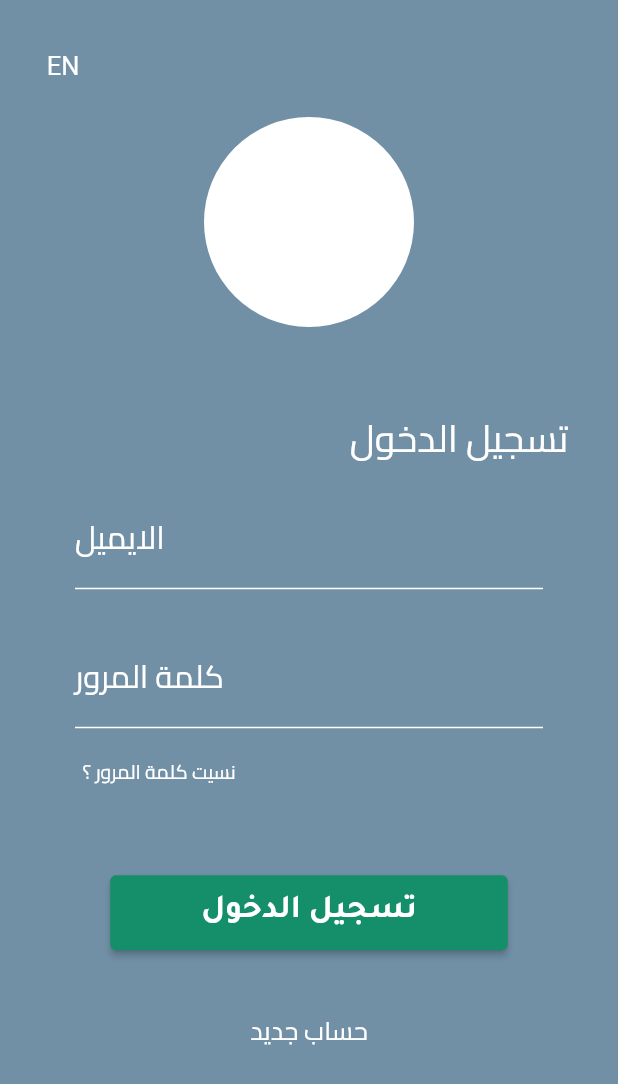
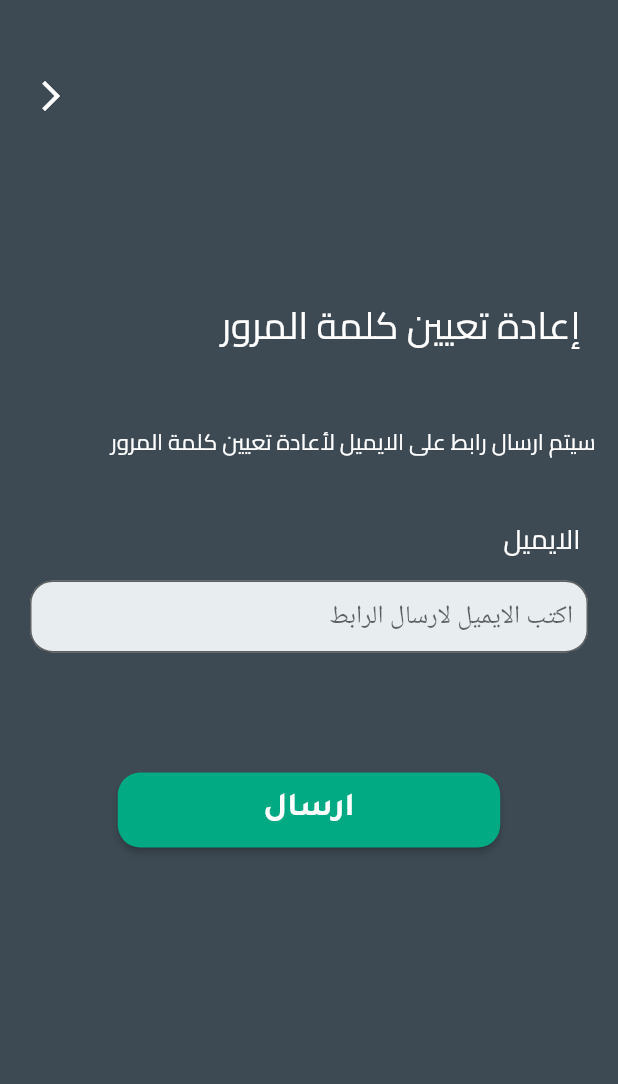
Before and after one commit to AbdulwahabJ/ApplicationMobile, a Flutter app: the screen it shows after launch, after a tap on "نسيت كلمة المرور ؟", on a phone screen of 412 x 824 dp. Shown: the top 1084 px of the screen. Run offline on Flutter 3.47's test engine with Material 2 defaults, Android fonts, the phone set to English and light mode, and no system bars.

Commit message:
new updates

```diff
--- /dev/null
+++ b/lib/Widgets.dart/app_icons.dart
@@ -0,0 +1,57 @@
+// ignore_for_file: prefer_const_literals_to_create_immutables, prefer_const_constructors
+
+import 'package:flutter/material.dart';
+
+import '../screens/sign_in_Screen.dart';
+
+class LogInIcons extends StatelessWidget {
+  const LogInIcons({Key? key}) : super(key: key);
+
+  @override
+  Widget build(BuildContext context) {
+    return Padding(
+      padding: const EdgeInsets.all(15.0),
+      child: Column(
+        // mainAxisAlignment: MainAxisAlignment.spaceBetween,
+        children: [
+          Icon(
+            Icons.account_circle_rounded,
+            color: Colors.white,
+            size: 30.0,
+          ),
+          const SizedBox(
+            height: 65,
+          ),
+          Icon(
+            Icons.vpn_key_sharp,
+            color: Colors.white,
+            size: 30.0,
+          ),
+        ],
+      ),
+    );
+  }
+}
+
+class BackIcon extends StatelessWidget {
+  const BackIcon({Key? key}) : super(key: key);
+
+  @override
+  Widget build(BuildContext context) {
+    return Row(
+      mainAxisAlignment: MainAxisAlignment.end,
+      children: [
+        Padding(
+          padding: const EdgeInsets.only(left: 10.0, top: 40.0),
+          child: IconButton(
+            icon: const Icon(Icons.arrow_back_ios_new),
+            color: Colors.white,
+            onPressed: () {
+              Navigator.pushNamed(context, SignInScreen.screenRoute);
+            },
+          ),
+        ),
+      ],
+    );
+  }
+}
--- /dev/null
+++ b/lib/Widgets.dart/buttons.dart
@@ -0,0 +1,33 @@
+// ignore_for_file: prefer_const_constructors
+
+import 'package:flutter/material.dart';
+
+class Button extends StatelessWidget {
+  final String buttonText;
+  const Button({Key? key, required this.buttonText}) : super(key: key);
+
+  @override
+  Widget build(BuildContext context) {
+    return ElevatedButton(
+      style: ElevatedButton.styleFrom(
+        shape: RoundedRectangleBorder(
+          borderRadius: BorderRadius.circular(15.0),
+        ),
+        minimumSize: Size(255, 50),
+        primary: Color.fromARGB(255, 1, 170, 130),
+        onPrimary: Colors.white,
+        textStyle: TextStyle(
+          fontSize: 22,
+          fontFamily: 'tajawal',
+          fontWeight: FontWeight.bold,
+        ),
+      ),
+      onPressed: () {
+        // Respond to button press
+      },
+      child: Text(
+        buttonText,
+      ),
+    );
+  }
+}
--- /dev/null
+++ b/lib/Widgets.dart/fields.dart
@@ -0,0 +1,141 @@
+// ignore_for_file: prefer_const_literals_to_create_immutables, prefer_const_constructors, dead_code
+
+import 'package:flutter/material.dart';
+import 'package:flutter/src/foundation/key.dart';
+import 'package:flutter/src/widgets/framework.dart';
+import '../Widgets.dart/app_icons.dart';
+
+class BottomBorderfield extends StatelessWidget {
+  const BottomBorderfield({
+    Key? key,
+  }) : super(key: key);
+
+  @override
+  Widget build(BuildContext context) {
+    return Row(
+      children: [
+        LogInIcons(),
+        Expanded(
+          child: Padding(
+            padding: const EdgeInsets.only(left: 60.0),
+            child: Column(
+              children: [
+                TextFormField(
+                  keyboardType: TextInputType.emailAddress,
+                  style: TextStyle(color: Colors.white),
+                  cursorColor: Colors.white,
+                  decoration: const InputDecoration(
+                    contentPadding: EdgeInsets.symmetric(
+                      vertical: 10,
+                      horizontal: 10,
+                    ),
+                    enabledBorder: UnderlineInputBorder(
+                      borderSide: BorderSide(
+                        width: 3,
+                        color: Colors.white,
+                      ),
+                    ),
+                    labelText: 'الايميل',
+                    labelStyle: TextStyle(
+                      color: Colors.white,
+                      fontSize: 18,
+                      fontFamily: 'cairo',
+                    ),
+                  ),
+                ),
+                SizedBox(
+                  height: 30,
+                ),
+                TextFormField(
+                  obscureText: true, // for hide the password..
+                  style: TextStyle(color: Colors.white),
+                  cursorColor: Colors.white,
+
+                  decoration: const InputDecoration(
+                    contentPadding: EdgeInsets.symmetric(
+                      vertical: 10,
+                      horizontal: 10,
+                    ),
+                    enabledBorder: UnderlineInputBorder(
+                      borderSide: BorderSide(
+                        width: 2.3,
+                        color: Colors.white,
+                      ),
+                    ),
+                    labelText: 'كلمة المرور',
+                    labelStyle: TextStyle(
+                      color: Colors.white,
+                      fontSize: 18,
+                      fontFamily: 'cairo',
+                    ),
+                  ),
+                ),
+              ],
+            ),
+          ),
+        ),
+      ],
+    );
+  }
+}
+
+class BorderField extends StatelessWidget {
+  final String fieldTitle;
+  final String? fieldHint;
+  const BorderField({
+    Key? key,
+    required this.fieldTitle,
+    this.fieldHint,
+  }) : super(key: key);
+
+  @override
+  Widget build(BuildContext context) {
+    return Column(
+      crossAxisAlignment: CrossAxisAlignment.start,
+      children: [
+        Padding(
+          padding: const EdgeInsets.only(
+            right: 25.0,
+            top: 20,
+            bottom: 10,
+          ),
+          child: Text(
+            fieldTitle,
+            style: TextStyle(
+              color: Colors.white,
+              fontSize: 18,
+              fontFamily: 'cairo',
+            ),
+          ),
+        ),
+        Padding(
+          padding: EdgeInsets.symmetric(horizontal: 20),
+          child: TextField(
+            //
+            keyboardType: TextInputType.emailAddress,
+            //
+            style: TextStyle(color: Colors.black),
+            cursorColor: Colors.black,
+            decoration: InputDecoration(
+              //
+              contentPadding: EdgeInsets.symmetric(
+                vertical: 12,
+                horizontal: 10,
+              ),
+              //fromARGB(255, 232, 238, 240)
+              fillColor: Color.fromARGB(255, 232, 238, 240),
+              filled: true,
+              //
+              border: OutlineInputBorder(
+                borderSide: BorderSide(color: Colors.yellow),
+                borderRadius: BorderRadius.circular(15),
+              ),
+              //
+              hintText: fieldHint,
+            ),
+          ),
+        ),
+      ],
+    );
+  }
+}
--- /dev/null
+++ b/lib/Widgets.dart/texts.dart
@@ -0,0 +1,121 @@
+// ignore_for_file: prefer_const_literals_to_create_immutables, unnecessary_const
+
+import 'package:flutter/material.dart';
+
+import '../screens/forgetpasswoed_screen.dart';
+import '../screens/sign_up_screen.dart';
+
+class LanguageText extends StatelessWidget {
+  const LanguageText({Key? key}) : super(key: key);
+
+  @override
+  Widget build(BuildContext context) {
+    return Row(
+      mainAxisAlignment: MainAxisAlignment.end, //.........
+      children: [
+        TextButton(
+          style: TextButton.styleFrom(
+            primary: Colors.white,
+            textStyle: const TextStyle(
+              fontSize: 17,
+            ),
+            // backgroundColor: Colors.white,
+          ),
+          onPressed: () {},
+          child: const Text('EN'),
+        ),
+      ],
+    );
+  }
+}
+
+class LogInText extends StatelessWidget {
+  final String title;
+  const LogInText({Key? key, required this.title}) : super(key: key);
+
+  @override
+  Widget build(BuildContext context) {
+    return Row(
+      mainAxisAlignment: MainAxisAlignment.start,
+      children: [
+        Padding(
+          padding: EdgeInsets.all(18.0),
+          child: Text(
+            title,
+            style: const TextStyle(
+              color: Colors.white,
+              fontSize: (23),
+              fontFamily: 'cairo',
+              fontWeight: FontWeight.bold,
+            ),
+          ),
+        ),
+      ],
+    );
+  }
+}
+
+class ForgetPasswordText extends StatelessWidget {
+  const ForgetPasswordText({Key? key}) : super(key: key);
+
+  @override
+  Widget build(BuildContext context) {
+    return Row(
+      mainAxisAlignment: MainAxisAlignment.end,
+      children: [
+        Padding(
+          padding: const EdgeInsets.only(top: 8.0, left: 50.0),
+          child: TextButton(
+            style: TextButton.styleFrom(
+              primary: Colors.white,
+              textStyle: const TextStyle(
+                fontSize: 13,
+                fontFamily: 'cairo',
+              ),
+              // backgroundColor: Colors.white,
+            ),
+            onPressed: () {
+              Navigator.pushNamed(context, ForgetPasswordScreen.screenRoute);
+            },
+            child: const Text(
+              'نسيت كلمة المرور ؟',
+            ),
+          ),
+        ),
+      ],
+    );
+  }
+}
+
+class NewAccountText extends StatelessWidget {
+  final String text;
+  const NewAccountText({Key? key, required this.text}) : super(key: key);
+
+  @override
+  Widget build(BuildContext context) {
+    return Row(
+      mainAxisAlignment: MainAxisAlignment.center,
+      children: [
+        Padding(
+          padding: const EdgeInsets.only(top: 30.0),
+          child: TextButton(
+            style: TextButton.styleFrom(
+              primary: Colors.white,
+              textStyle: const TextStyle(
+                fontSize: 18,
+                fontFamily: 'cairo',
+              ),
+              // backgroundColor: Colors.white,
+            ),
+            onPressed: () {
+              Navigator.pushNamed(context, SignUpScreen.screenRoute);
+            },
+            child: Text(
+              text,
+            ),
+          ),
+        ),
+      ],
+    );
+  }
+}
--- a/lib/main.dart
+++ b/lib/main.dart
@@ -1,6 +1,11 @@
-// ignore_for_file: prefer_const_constructors, prefer_const_literals_to_create_immutables
+// ignore_for_file: prefer_const_constructors, prefer_const_literals_to_create_immutables, unnecessary_const
 
 import 'package:flutter/material.dart';
+import 'package:flutter_localizations/flutter_localizations.dart';
+import 'package:my_report/screens/sign_in_screen.dart';
+
+import 'screens/forgetpasswoed_screen.dart';
+import 'screens/sign_up_screen.dart';
 
 void main() {
   runApp(const MyApp());
@@ -14,153 +19,24 @@ class MyApp extends StatelessWidget {
   Widget build(BuildContext context) {
     return MaterialApp(
       debugShowCheckedModeBanner: false,
-      home: Scaffold(
-        backgroundColor: Color(0xff7190a6),
-        body: SafeArea(
-          child: Column(
-            children: [
-              Row(
-                children: [
-                  Padding(
-                    padding: const EdgeInsets.only(top: 20, left: 10),
-                    child: TextButton(
-                      style: TextButton.styleFrom(
-                        primary: Colors.white,
-                        textStyle: const TextStyle(
-                          fontSize: 17,
-                        ),
-                        // backgroundColor: Colors.white,
-                      ),
-                      onPressed: () {},
-                      child: const Text('EN'),
-                    ),
-                  ),
-                ],
-              ),
-              SizedBox(
-                height: 10,
-              ),
-              Column(
-                children: [
-                  CircleAvatar(
-                    radius: 70.0,
-                    backgroundColor: Colors.white,
-                  ),
-                  Padding(
-                    padding: const EdgeInsets.only(
-                      top: 50,
-                      left: 200,
-                      bottom: 15,
-                    ),
-                    child: Text(
-                      'تسجيل الدخول',
-                      style: TextStyle(
-                        color: Colors.white,
-                        fontSize: (25),
-                        fontFamily: 'cairo',
-                      ),
-                    ),
-                  ),
-                  Padding(
-                    padding: const EdgeInsets.only(
-                      right: 50,
-                      left: 50,
-                    ),
-                    child: TextFormField(
-                      decoration: const InputDecoration(
-                        enabledBorder: UnderlineInputBorder(
-                          borderSide: BorderSide(
-                            color: Colors.white,
-                          ),
-                        ),
-                        labelText: 'الايميل',
-                        labelStyle: TextStyle(
-                          color: Colors.white,
-                          fontSize: 21,
-                          fontFamily: 'cairo',
-                        ),
-                      ),
-                    ),
-                  ),
-                  SizedBox(
-                    height: 30,
-                  ),
-                  Padding(
-                    padding: const EdgeInsets.only(
-                      right: 50,
-                      left: 50,
-                    ),
-                    child: TextFormField(
-                      decoration: const InputDecoration(
-                        enabledBorder: UnderlineInputBorder(
-                          borderSide: BorderSide(
-                            color: Colors.white,
-                          ),
-                        ),
-                        labelText: 'كلمة المرور',
-                        labelStyle: TextStyle(
-                          color: Colors.white,
-                          fontSize: 21,
-                          fontFamily: 'Cairo',
-                        ),
-                      ),
-                    ),
-                  ),
-                  TextButton(
-                    style: TextButton.styleFrom(
-                      padding: const EdgeInsets.only(top: 10, right: 200),
-                      primary: Colors.white,
-                      textStyle: const TextStyle(
-                        fontSize: 13,
-                        fontFamily: 'cairo',
-                      ),
-                      // backgroundColor: Colors.white,
-                    ),
-                    onPressed: () {},
-                    child: const Text('نسيت كلمة المرور ؟'),
-                  ),
-                  SizedBox(
-                    height: 50,
-                  ),
-                  ElevatedButton(
-                    style: ElevatedButton.styleFrom(
-                      minimumSize: Size(265, 50),
-                      primary: Color(0xff158E6A),
-                      onPrimary: Colors.white,
-                      textStyle: TextStyle(
-                        fontSize: 22,
-                        fontFamily: 'tajawal',
-                        fontWeight: FontWeight.bold,
-                      ),
-                    ),
-                    onPressed: () {
-                      // Respond to button press
-                    },
-                    child: Text(
-                      'تسجيل الدخول',
-                    ),
-                  ),
-                  Padding(
-                    padding: const EdgeInsets.all(30.0),
-                    child: TextButton(
-                      style: TextButton.styleFrom(
-                        primary: Colors.white,
-                        textStyle: const TextStyle(
-                          fontSize: 17,
-                          fontFamily: 'cairo',
-                        ),
-                        // backgroundColor: Colors.white,
-                      ),
-                      onPressed: () {},
-                      child: const Text('حساب جديد'),
-                    ),
-                  ),
-                ],
-              ),
-            ],
-          ),
-        ),
-      ),
+
+      localizationsDelegates: [
+        GlobalCupertinoLocalizations.delegate,
+        GlobalMaterialLocalizations.delegate,
+        GlobalWidgetsLocalizations.delegate,
+      ],
+      supportedLocales: [
+        Locale("fa", "IR"),
+        Locale('ar', 'AE'),
+      ],
+      // home: ForgetPasswordScreen(),
+      initialRoute: '/',
+      routes: {
+        '/': (ctx) => SignInScreen(),
+        SignInScreen.screenRoute: (ctx) => SignInScreen(),
+        SignUpScreen.screenRoute: (ctx) => SignUpScreen(),
+        ForgetPasswordScreen.screenRoute: (ctx) => ForgetPasswordScreen(),
+      },
     );
   }
 }
--- /dev/null
+++ b/lib/screens/forgetpasswoed_screen.dart
@@ -0,0 +1,78 @@
+// ignore_for_file: prefer_const_constructors, prefer_const_literals_to_create_immutables
+
+import 'package:flutter/material.dart';
+import 'package:flutter/src/foundation/key.dart';
+import 'package:flutter/src/widgets/framework.dart';
+
+import '../Widgets.dart/app_icons.dart';
+import '../Widgets.dart/buttons.dart';
+import '../Widgets.dart/fields.dart';
+import '../Widgets.dart/texts.dart';
+
+class ForgetPasswordScreen extends StatelessWidget {
+  static const screenRoute = '/forget_password_screen';
+
+  const ForgetPasswordScreen({Key? key}) : super(key: key);
+
+  @override
+  Widget build(BuildContext context) {
+    // ignore: prefer_const_constructors
+    return Scaffold(
+      backgroundColor: Color(0xff3D4A53),
+      body: SingleChildScrollView(
+        child: SafeArea(
+          child: Column(
+            crossAxisAlignment: CrossAxisAlignment.start,
+            children: [
+              //
+              BackIcon(),
+
+              //
+              SizedBox(
+                height: 80,
+              ),
+              //
+              Padding(
+                padding: const EdgeInsets.all(25.0),
+                child: Text(
+                  'إعادة تعيين كلمة المرور',
+                  style: TextStyle(
+                    fontSize: 25,
+                    color: Colors.white,
+                    fontFamily: 'cairo',
+                    // fontWeight: FontWeight.bold,
+                  ),
+                ),
+              ),
+              //
+
+              Padding(
+                padding: const EdgeInsets.all(15.0),
+                child: Text(
+                  'سيتم ارسال رابط على الايميل لأعادة تعيين كلمة المرور',
+                  style: TextStyle(
+                    fontSize: 15,
+                    color: Colors.white,
+                    fontFamily: 'cairo',
+                    // fontWeight: FontWeight.bold,
+                  ),
+                ),
+              ),
+              //
+              BorderField(
+                fieldTitle: 'الايميل',
+                fieldHint: 'اكتب الايميل لارسال الرابط',
+              ),
+              //
+              SizedBox(
+                height: 80,
+              ),
+              //
+              Center(child: Button(buttonText: 'ارسال')),
+            ],
+          ),
+        ),
+      ),
+    );
+  }
+}
--- /dev/null
+++ b/lib/screens/sign_in_Screen.dart
@@ -0,0 +1,66 @@
+// ignore_for_file: prefer_const_literals_to_create_immutables, prefer_const_constructors, implementation_imports, unnecessary_import
+
+import 'package:flutter/src/foundation/key.dart';
+import 'package:flutter/src/widgets/framework.dart';
+import 'package:flutter/material.dart';
+
+import '../Widgets.dart/buttons.dart';
+import '../Widgets.dart/texts.dart';
+import '../Widgets.dart/fields.dart';
+
+class SignInScreen extends StatelessWidget {
+  static const screenRoute = '/signin_screen';
+
+  const SignInScreen({Key? key}) : super(key: key);
+
+  @override
+  Widget build(BuildContext context) {
+    return Scaffold(
+      backgroundColor: Color(0xff3D4A53),
+      //body..
+      body: SingleChildScrollView(
+        child: SafeArea(
+          child: Column(
+            children: [
+              LanguageText(),
+              //..
+              SizedBox(
+                height: 20,
+              ),
+              //..
+              CircleAvatar(
+                radius: 70.0,
+                backgroundColor: Colors.white,
+              ),
+              //..
+              SizedBox(
+                height: 20,
+              ),
+              //..
+              Center(
+                child: Text(
+                  'اسم التطبيق',
+                  style: TextStyle(
+                    color: Colors.white,
+                    fontSize: 28,
+                    fontFamily: 'cairo',
+                  ),
+                ),
+              ),
+              LogInText(title: 'تسجيل الدخول'),
+              BottomBorderfield(),
+              ForgetPasswordText(),
+              //..
+              SizedBox(
+                height: 40,
+              ),
+              //..
+              Button(buttonText: 'تسجيل الدخول'),
+              NewAccountText(text: 'حساب جديد'),
+            ],
+          ),
+        ),
+      ),
+    );
+  }
+}
--- /dev/null
+++ b/lib/screens/sign_up_screen.dart
@@ -0,0 +1,55 @@
+// ignore_for_file: prefer_const_constructors, prefer_const_literals_to_create_immutables
+
+import 'package:flutter/src/foundation/key.dart';
+import 'package:flutter/src/widgets/framework.dart';
+import 'package:flutter/material.dart';
+
+import '../Widgets.dart/app_icons.dart';
+import '../Widgets.dart/buttons.dart';
+import '../Widgets.dart/fields.dart';
+import '../Widgets.dart/texts.dart';
+
+class SignUpScreen extends StatelessWidget {
+      static const screenRoute = '/signup_screen';
+
+  const SignUpScreen({Key? key}) : super(key: key);
+
+  @override
+  Widget build(BuildContext context) {
+    return Scaffold(
+      backgroundColor: Color(0xff3D4A53),
+      body: SingleChildScrollView(
+        child: Column(
+          crossAxisAlignment: CrossAxisAlignment.start,
+          children: [
+            //
+            BackIcon(),
+            //
+            LogInText(title: 'حساب جديد'),
+            //
+            BorderField(
+              fieldTitle: 'الاسم',
+              fieldHint: 'اكتب الاسم',
+            ),
+            BorderField(
+              fieldTitle: 'الايميل',
+              fieldHint: 'اكتب الايميل',
+            ),
+            BorderField(
+              fieldTitle: 'كلمة المرور',
+              fieldHint: 'اكتب كلمة المرور',
+            ),
+            BorderField(
+              fieldTitle: 'تأكيد كلمة المرور',
+              fieldHint: 'اعد كتابة كلمة المرور',
+            ),
+            SizedBox(
+              height: 60,
+            ),
+            Center(child: Button(buttonText: 'تسجيل')),
+          ],
+        ),
+      ),
+    );
+  }
+}
--- a/pubspec.yaml
+++ b/pubspec.yaml
@@ -28,6 +28,8 @@ environment:
 # versions available, run `flutter pub outdated`.
 dependencies:
   flutter:
+    sdk: flutter
+  flutter_localizations:
     sdk: flutter
 
 
@@ -60,8 +62,8 @@ flutter:
 
   # To add assets to your application, add an assets section, like this:
   # assets:
-  #   - images/a_dot_burr.jpeg
-  #   - images/a_dot_ham.jpeg
+  #   - ../images/logo.png
+
 
   # An image asset can refer to one or more resolution-specific "variants", see
   # https://flutter.dev/assets-and-images/#resolution-aware
```
Also changed, not shown: pubspec.lock.
